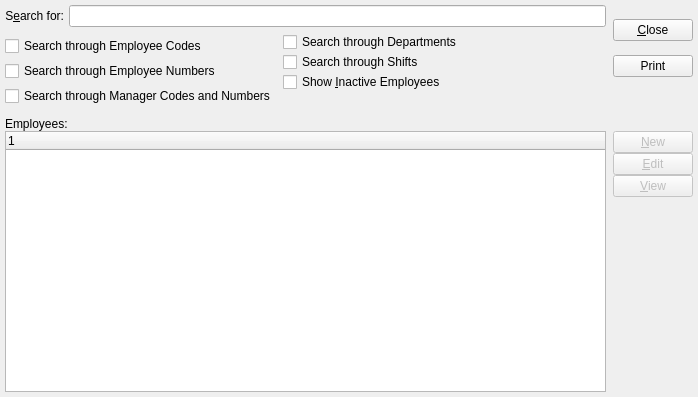
Before: the Qt Designer form xtuple/trunk/guiclient/searchForEmp.ui in WooodHead/xtuple, drawn with Qt 5.
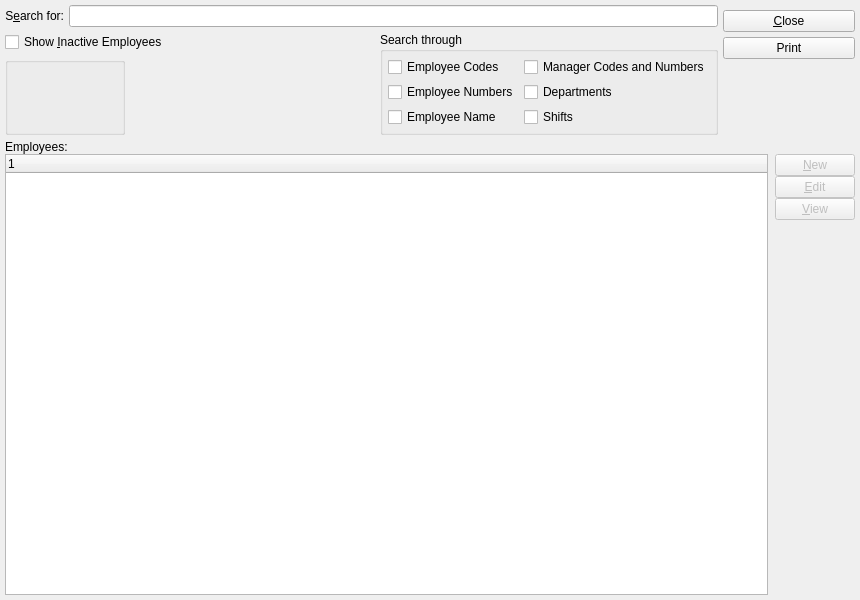
After: the same form once the commit is applied. Custom widgets are drawn as their Qt base class.

Commit message: issue #6815:  Propagate warehouse security to screens where applicable.

```diff
--- a/xtuple/trunk/guiclient/searchForEmp.ui
+++ b/xtuple/trunk/guiclient/searchForEmp.ui
@@ -5,41 +5,16 @@
    <rect>
     <x>0</x>
     <y>0</y>
-    <width>698</width>
-    <height>397</height>
+    <width>860</width>
+    <height>600</height>
    </rect>
   </property>
   <property name="windowTitle" >
    <string>Search for Employees</string>
   </property>
   <widget class="QWidget" name="widget" >
-   <layout class="QVBoxLayout" >
-    <property name="spacing" >
-     <number>5</number>
-    </property>
-    <property name="leftMargin" >
-     <number>5</number>
-    </property>
-    <property name="topMargin" >
-     <number>5</number>
-    </property>
-    <property name="rightMargin" >
-     <number>5</number>
-    </property>
-    <property name="bottomMargin" >
-     <number>5</number>
-    </property>
-    <item>
-     <layout class="QHBoxLayout" >
-      <property name="spacing" >
-       <number>7</number>
-      </property>
-      <item>
-       <layout class="QVBoxLayout" >
-        <property name="spacing" >
-         <number>5</number>
-        </property>
-        <item>
+   <layout class="QGridLayout" >
+    <item row="0" column="0" colspan="4" >
          <layout class="QHBoxLayout" >
           <property name="spacing" >
            <number>5</number>
@@ -62,114 +37,7 @@
           </item>
          </layout>
         </item>
-        <item>
-         <layout class="QHBoxLayout" >
-          <property name="spacing" >
-           <number>0</number>
-          </property>
-          <item>
-           <layout class="QHBoxLayout" >
-            <property name="spacing" >
-             <number>7</number>
-            </property>
-            <item>
-             <layout class="QVBoxLayout" >
-              <property name="spacing" >
-               <number>1</number>
-              </property>
-              <item>
-               <widget class="XCheckBox" name="_searchCode" >
-                <property name="text" >
-                 <string>Search through Employee Codes</string>
-                </property>
-               </widget>
-              </item>
-              <item>
-               <widget class="XCheckBox" name="_searchNumber" >
-                <property name="text" >
-                 <string>Search through Employee Numbers</string>
-                </property>
-               </widget>
-              </item>
-              <item>
-               <widget class="XCheckBox" name="_searchMgr" >
-                <property name="text" >
-                 <string>Search through Manager Codes and Numbers</string>
-                </property>
-               </widget>
-              </item>
-             </layout>
-            </item>
-            <item>
-             <layout class="QVBoxLayout" >
-              <property name="spacing" >
-               <number>0</number>
-              </property>
-              <item>
-               <widget class="XCheckBox" name="_searchDept" >
-                <property name="text" >
-                 <string>Search through Departments</string>
-                </property>
-               </widget>
-              </item>
-              <item>
-               <widget class="XCheckBox" name="_searchShift" >
-                <property name="text" >
-                 <string>Search through Shifts</string>
-                </property>
-               </widget>
-              </item>
-              <item>
-               <widget class="XCheckBox" name="_showInactive" >
-                <property name="text" >
-                 <string>Show &amp;Inactive Employees</string>
-                </property>
-                <property name="shortcut" >
-                 <string>Alt+I</string>
-                </property>
-               </widget>
-              </item>
-              <item>
-               <spacer>
-                <property name="orientation" >
-                 <enum>Qt::Vertical</enum>
-                </property>
-                <property name="sizeType" >
-                 <enum>QSizePolicy::Preferred</enum>
-                </property>
-                <property name="sizeHint" >
-                 <size>
-                  <width>20</width>
-                  <height>20</height>
-                 </size>
-                </property>
-               </spacer>
-              </item>
-             </layout>
-            </item>
-           </layout>
-          </item>
-          <item>
-           <spacer>
-            <property name="orientation" >
-             <enum>Qt::Horizontal</enum>
-            </property>
-            <property name="sizeType" >
-             <enum>QSizePolicy::Expanding</enum>
-            </property>
-            <property name="sizeHint" >
-             <size>
-              <width>20</width>
-              <height>20</height>
-             </size>
-            </property>
-           </spacer>
-          </item>
-         </layout>
-        </item>
-       </layout>
-      </item>
-      <item>
+    <item rowspan="3" row="0" column="4" >
        <layout class="QVBoxLayout" >
         <property name="spacing" >
          <number>0</number>
@@ -198,17 +66,95 @@
           </property>
           <property name="sizeHint" >
            <size>
+          <width>132</width>
+          <height>71</height>
+         </size>
+        </property>
+       </spacer>
+      </item>
+     </layout>
+    </item>
+    <item row="1" column="0" colspan="3" >
+     <widget class="XCheckBox" name="_showInactive" >
+      <property name="text" >
+       <string>Show &amp;Inactive Employees</string>
+      </property>
+      <property name="shortcut" >
+       <string>Alt+I</string>
+      </property>
+     </widget>
+    </item>
+    <item rowspan="2" row="1" column="3" >
+     <widget class="QGroupBox" name="_searchGroup" >
+      <property name="title" >
+       <string>Search through</string>
+      </property>
+      <layout class="QGridLayout" >
+       <item row="0" column="0" >
+        <widget class="XCheckBox" name="_searchCode" >
+         <property name="text" >
+          <string>Employee Codes</string>
+         </property>
+        </widget>
+       </item>
+       <item row="0" column="1" >
+        <widget class="XCheckBox" name="_searchMgr" >
+         <property name="text" >
+          <string>Manager Codes and Numbers</string>
+         </property>
+        </widget>
+       </item>
+       <item row="1" column="0" >
+        <widget class="XCheckBox" name="_searchNumber" >
+         <property name="text" >
+          <string>Employee Numbers</string>
+         </property>
+        </widget>
+       </item>
+       <item row="1" column="1" >
+        <widget class="XCheckBox" name="_searchDept" >
+         <property name="text" >
+          <string>Departments</string>
+         </property>
+        </widget>
+       </item>
+       <item row="2" column="0" >
+        <widget class="XCheckBox" name="_searchName" >
+         <property name="text" >
+          <string>Employee Name</string>
+         </property>
+        </widget>
+       </item>
+       <item row="2" column="1" >
+        <widget class="XCheckBox" name="_searchShift" >
+         <property name="text" >
+          <string>Shifts</string>
+         </property>
+        </widget>
+       </item>
+      </layout>
+     </widget>
+    </item>
+    <item row="2" column="0" >
+     <widget class="WarehouseGroup" name="_warehouse" />
+    </item>
+    <item row="2" column="1" >
+     <spacer>
+      <property name="orientation" >
+       <enum>Qt::Vertical</enum>
+      </property>
+      <property name="sizeType" >
+       <enum>QSizePolicy::Preferred</enum>
+      </property>
+      <property name="sizeHint" >
+       <size>
             <width>20</width>
-            <height>20</height>
+        <height>16</height>
            </size>
           </property>
          </spacer>
         </item>
-       </layout>
-      </item>
-     </layout>
-    </item>
-    <item>
+    <item row="3" column="0" colspan="5" >
      <layout class="QVBoxLayout" >
       <property name="spacing" >
        <number>0</number>
@@ -301,6 +247,11 @@
  <layoutdefault spacing="5" margin="5" />
  <pixmapfunction>qPixmapFromMimeSource</pixmapfunction>
  <customwidgets>
+  <customwidget>
+   <class>WarehouseGroup</class>
+   <extends>QGroupBox</extends>
+   <header>warehousegroup.h</header>
+  </customwidget>
   <customwidget>
    <class>XCheckBox</class>
    <extends>QCheckBox</extends>
```
Lines whose indentation alone changed are shown as unchanged. The commit also changes 9 other files.
